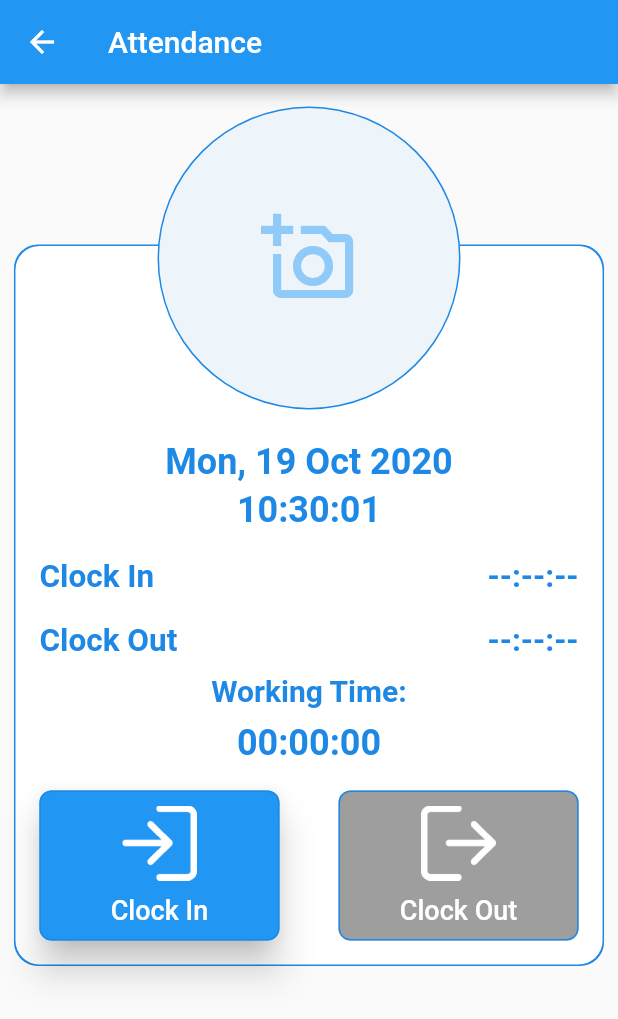
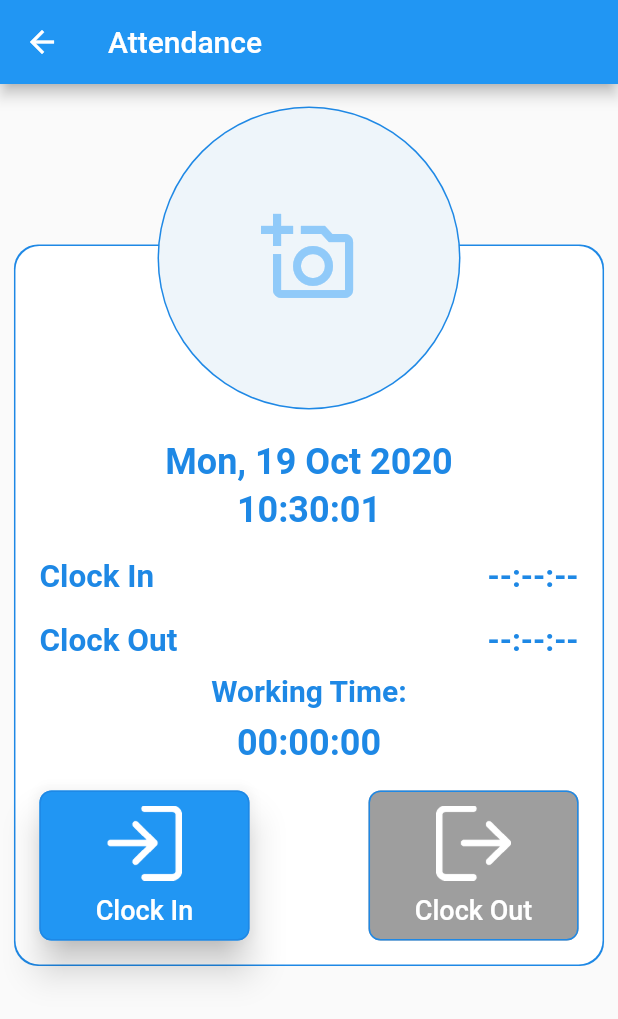
Before and after one commit to diohlicious/CMA_Flutter, a Flutter app: the AttendanceView screen opened by its route, on a phone screen of 412 x 824 dp. Shown: the top 1019 px of the screen. Run offline on Flutter 3.47's test engine with Material 2 defaults, Android fonts, the phone set to English and light mode, and no system bars; our stand-ins replace flutter_money_formatter, google_maps_flutter.

```diff
--- a/lib/app/route.dart
+++ b/lib/app/route.dart
@@ -1,4 +1,5 @@
 import 'package:flutter/material.dart';
+import 'package:startup_namer/views/account_detail_view.dart';
 import 'package:startup_namer/views/attendance_view.dart';
 import 'package:startup_namer/views/home_view.dart';
 import 'package:startup_namer/views/main_map.dart';
@@ -13,6 +14,7 @@ class Routes {
   static const String vroute = RouteView.routeName;
   static const String mitra = MitraView.routeName;
   static const String mapmap = MainMap.routeName;
+  static const String accdtl = AccountDetailView.routeName;
 
   static Route<dynamic> generateRoute(RouteSettings settings) {
     switch (settings.name) {
--- a/lib/views/attendance_view.dart
+++ b/lib/views/attendance_view.dart
@@ -254,7 +254,7 @@ class _AttendanceViewState extends State<AttendanceView> {
                           mainAxisAlignment: MainAxisAlignment.spaceBetween,
                           children: [
                             SizedBox(
-                              width: 160,
+                              width: 140,
                               height: 100,
                               child: RaisedButton(
                                 child: Column(
@@ -274,7 +274,7 @@ class _AttendanceViewState extends State<AttendanceView> {
                                     side: BorderSide(color: Colors.blue[600])),
                                 textColor: Colors.white,
                                 padding: EdgeInsets.symmetric(
-                                    vertical: 10.0, horizontal: 40.0),
+                                    vertical: 10.0, horizontal: 10.0),
                                 elevation: 10.0,
                                 splashColor: Colors.white70,
                                 onPressed:
@@ -282,7 +282,7 @@ class _AttendanceViewState extends State<AttendanceView> {
                               ),
                             ),
                             SizedBox(
-                              width: 160,
+                              width: 140,
                               height: 100,
                               child: RaisedButton(
                                 child: Column(
@@ -305,7 +305,7 @@ class _AttendanceViewState extends State<AttendanceView> {
                                     side: BorderSide(color: Colors.blue[600])),
                                 textColor: Colors.white,
                                 padding: EdgeInsets.symmetric(
-                                    vertical: 10.0, horizontal: 40.0),
+                                    vertical: 10.0, horizontal: 10.0),
                                 elevation: 10.0,
                                 splashColor: Colors.white70,
                                 onPressed:
--- a/lib/views/route_view.dart
+++ b/lib/views/route_view.dart
@@ -23,7 +23,6 @@ class _RouteViewState extends State<RouteView> {
   @override
   void initState() {
     this._getData();
-    this._getMap();
 
     super.initState();
   }
@@ -35,6 +34,7 @@ class _RouteViewState extends State<RouteView> {
     this.setState(() {
       data = json.decode(response);
     });
+    _getMap();
 
     print(data[1]["title"]);
 
@@ -71,7 +71,7 @@ class _RouteViewState extends State<RouteView> {
   }
 
   Future<String> _getMap() async {
-    for (var i; i < data.length; i++) {
+    for (var i=0; i < data.length; i++) {
       setState(() {
         _latlon(i);
       });
@@ -140,7 +140,6 @@ class _RouteViewState extends State<RouteView> {
   //-------------------------------------------Recycler View----------------------------------------
 
   Widget _itemBuilder(BuildContext context, int index) {
-    _latlon(index);
     return Card(
         elevation: 3,
         shape:
```
Also changed, not shown: lib/views/home_view.dart (+6 -2 lines), 1 other file.
